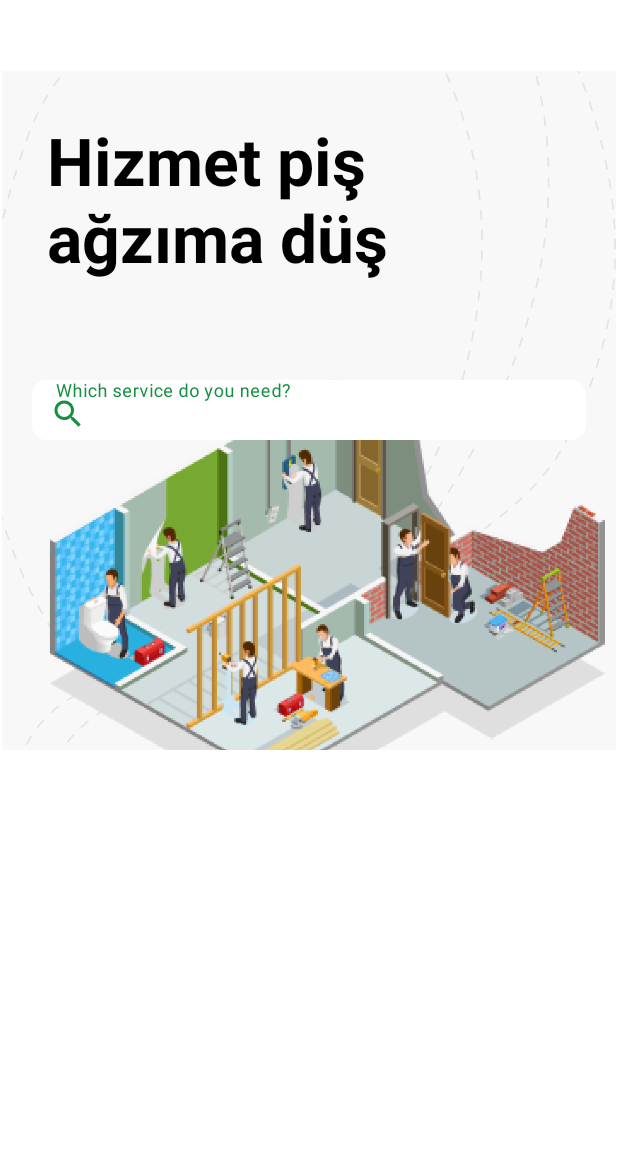
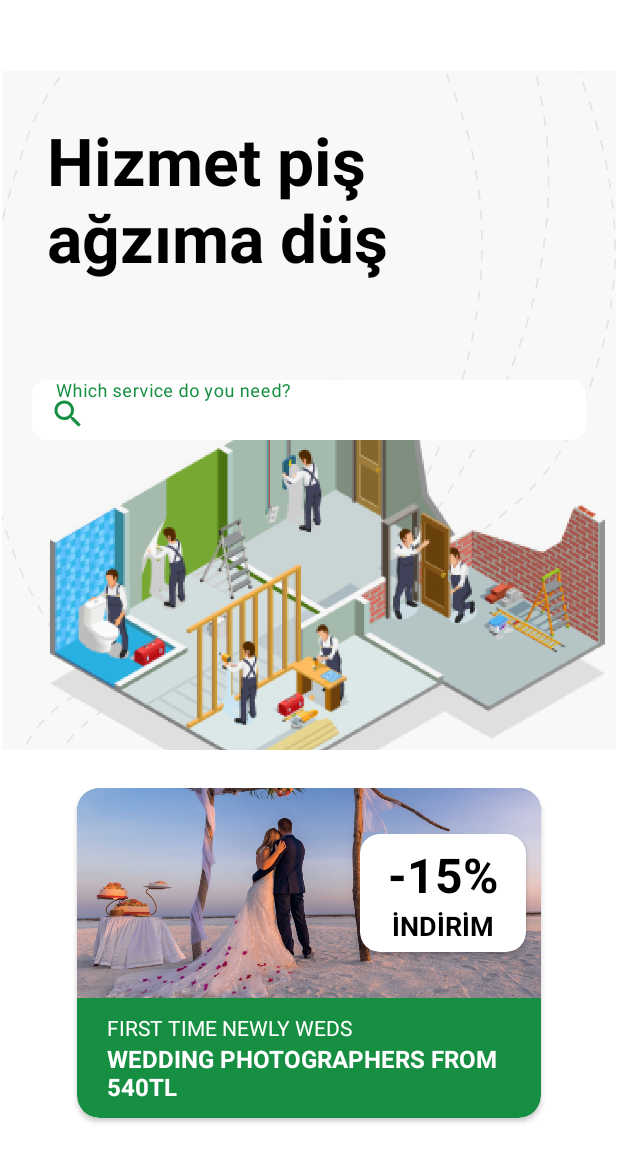
Before and after one commit to gulsahsevinel/armutsu, an Android app: the screen it shows after launch (MainActivity), on a phone screen of 412 x 824 dp. Shown: the top 1162 px of the screen. Run offline under Robolectric (Android 15) with nearby library versions, the phone set to English and light mode, and no system bars; our stand-ins replace data binding.

Commit message:
home page design

```diff
--- a/app/src/main/res/layout/fragment_home.xml
+++ b/app/src/main/res/layout/fragment_home.xml
@@ -3,15 +3,16 @@
     xmlns:app="http://schemas.android.com/apk/res-auto"
     xmlns:tools="http://schemas.android.com/tools">
 
-    <LinearLayout
+    <ScrollView
         android:layout_width="match_parent"
-        android:layout_height="match_parent"
-        android:orientation="vertical"
-        tools:context=".view.HomeFragment">
+        android:layout_height="match_parent">
 
-        <ScrollView
+        <LinearLayout
             android:layout_width="match_parent"
-            android:layout_height="match_parent">
+            android:layout_height="match_parent"
+            android:orientation="vertical"
+            tools:context=".view.HomeFragment">
+
 
             <LinearLayout
                 android:layout_width="match_parent"
@@ -60,8 +61,123 @@
 
                 </FrameLayout>
             </LinearLayout>
-        </ScrollView>
+
+            <androidx.cardview.widget.CardView
+                android:layout_width="match_parent"
+                android:layout_height="wrap_content"
+                android:layout_marginHorizontal="50dp"
+                android:layout_marginVertical="25dp"
+                android:backgroundTint="@color/green"
+                app:cardCornerRadius="15sp">
+
+                <LinearLayout
+                    android:layout_width="match_parent"
+                    android:layout_height="match_parent"
+                    android:orientation="vertical">
+
+                    <RelativeLayout
+                        android:layout_width="match_parent"
+                        android:layout_height="match_parent">
+
+                        <ImageView
+                            android:layout_width="match_parent"
+                            android:layout_height="140dp"
+                            android:adjustViewBounds="true"
+                            android:scaleType="centerCrop"
+                            android:src="@drawable/dugun" />
+
+                        <androidx.cardview.widget.CardView
+                            android:layout_width="wrap_content"
+                            android:layout_height="wrap_content"
+                            android:layout_alignParentRight="true"
+                            android:layout_centerInParent="true"
+                            android:layout_marginRight="10dp"
+                            app:cardCornerRadius="13dp">
+
+                            <LinearLayout
+                                android:layout_width="match_parent"
+                                android:layout_height="match_parent"
+                                android:orientation="vertical"
+                                android:padding="5dp">
+
+                                <TextView
+                                    android:layout_width="100dp"
+                                    android:layout_height="wrap_content"
+                                    android:background="@color/white"
+                                    android:text="-15%"
+                                    android:textAlignment="center"
+                                    android:textColor="@color/black"
+                                    android:textSize="32sp"
+                                    android:textStyle="bold" />
+
+                                <TextView
+                                    android:layout_width="100dp"
+                                    android:layout_height="wrap_content"
+                                    android:background="@color/white"
+                                    android:text="İNDİRİM"
+                                    android:textAlignment="center"
+                                    android:textColor="@color/black"
+                                    android:textSize="18sp"
+                                    android:textStyle="bold" />
+                            </LinearLayout>
+
+                        </androidx.cardview.widget.CardView>
 
 
-    </LinearLayout>
+                    </RelativeLayout>
+
+                    <TextView
+                        android:layout_width="wrap_content"
+                        android:layout_height="wrap_content"
+                        android:layout_marginHorizontal="20dp"
+                        android:layout_marginTop="10dp"
+                        android:text="FIRST TIME NEWLY WEDS"
+                        android:textColor="@color/white"
+                        android:textSize="14sp" />
+
+                    <TextView
+                        android:layout_width="wrap_content"
+                        android:layout_height="wrap_content"
+                        android:layout_marginHorizontal="20dp"
+                        android:layout_marginBottom="10dp"
+                        android:text="WEDDING PHOTOGRAPHERS FROM 540TL"
+                        android:textColor="@color/white"
+                        android:textSize="16sp"
+                        android:textStyle="bold" />
+                </LinearLayout>
+            </androidx.cardview.widget.CardView>
+
+            <TextView
+                android:layout_width="wrap_content"
+                android:layout_height="wrap_content"
+                android:layout_marginHorizontal="30dp"
+                android:layout_marginVertical="10dp"
+                android:text="All services"
+                android:textColor="@color/black"
+                android:textSize="20sp"
+                android:textStyle="bold" />
+
+            <TextView
+                android:layout_width="wrap_content"
+                android:layout_height="wrap_content"
+                android:layout_marginHorizontal="30dp"
+                android:layout_marginVertical="10dp"
+                android:text="Popular these days"
+                android:textColor="@color/black"
+                android:textSize="24sp"
+                android:textStyle="bold" />
+
+            <TextView
+                android:layout_width="wrap_content"
+                android:layout_height="wrap_content"
+                android:layout_marginHorizontal="30dp"
+                android:layout_marginVertical="10dp"
+                android:text="Latest from the blog"
+                android:textColor="@color/blue_gray"
+                android:textSize="24sp"
+                android:textStyle="bold" />
+
+
+        </LinearLayout>
+    </ScrollView>
 </layout>
--- a/app/src/main/res/values/colors.xml
+++ b/app/src/main/res/values/colors.xml
@@ -8,5 +8,6 @@
     <color name="black">#FF000000</color>
     <color name="white">#FFFFFFFF</color>
     <color name="light_grey">#f8f8f8</color>
+    <color name="blue_gray">#404259</color>
     <color name="green">#168f42</color>
 </resources>
```
Also changed, not shown: app/src/main/res/drawable/dugun.png (added).
